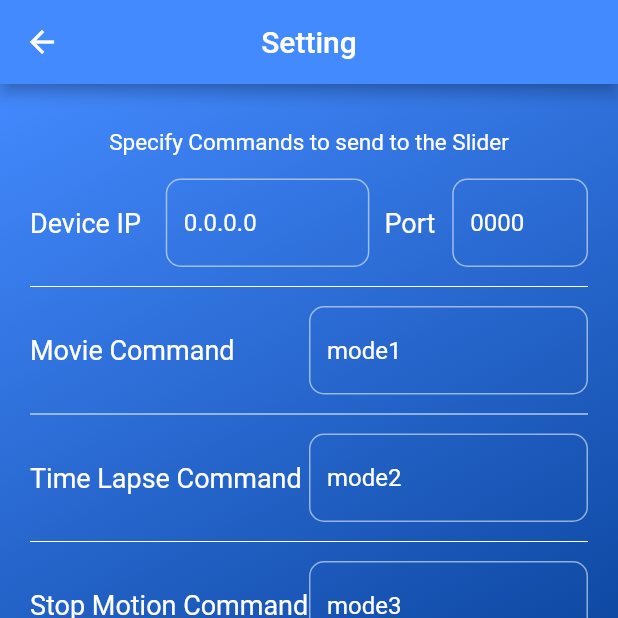
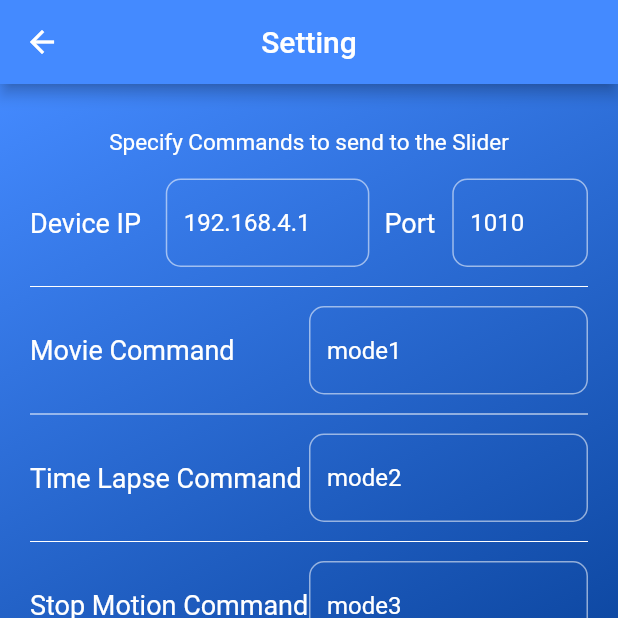
Before and after one commit to salehzarei/Micro-Controller, a Flutter app: the screen it shows after launch, after a tap on the "settings" icon, on a phone screen of 412 x 824 dp, the top half of it. Run offline on Flutter 3.47's test engine with Material 2 defaults, Android fonts, the light colour scheme and no system bars; our stand-ins replace flutter_masked_text, get, shared_preferences; missing offline and left inert: battery_indicator, xlive_switch.

Commit message:
تغییرات جذیذ

```diff
--- a/lib/dashboard.dart
+++ b/lib/dashboard.dart
@@ -1,3 +1,4 @@
+import 'package:battery_indicator/battery_indicator.dart';
 import 'package:flutter/material.dart';
 import 'package:get/get.dart';
 import 'package:omidsystem/getXController.dart';
@@ -19,7 +20,18 @@ class Dashboard extends StatelessWidget {
                         icon: Icon(Icons.settings, color: Colors.white),
                         onPressed: () => Get.to(SettingPage()))
                   ],
-                  leading: Icon(Icons.wifi)),
+                  leading: Padding(
+                    padding:
+                        const EdgeInsets.symmetric(vertical: 15, horizontal: 8),
+                    child: BatteryIndicator(
+                      mainColor: Colors.white,
+                      batteryFromPhone: false,
+                      showPercentNum: false,
+                      colorful: false,
+                      batteryLevel: x.batteryLevel.value,
+                      style: BatteryIndicatorStyle.values[1],
+                    ),
+                  )),
               body: Center(
                   child: Container(
                 padding: EdgeInsets.all(20),
@@ -96,7 +108,8 @@ class Dashboard extends StatelessWidget {
                                   style: TextStyle(
                                       color: Colors.white, fontSize: 12)),
                               InkWell(
-                                onTap: () => !x.movieBtnValue.value ? Get.dialog(Padding(
+                                onTap: () => x.timeLapsBtnValue.value
+                                    ? Get.dialog(Padding(
                                         padding: EdgeInsets.symmetric(
                                             horizontal: Get.width * 0.15,
                                             vertical: Get.height * 0.37),
@@ -110,7 +123,8 @@ class Dashboard extends StatelessWidget {
                                                     BorderRadius.circular(15)),
                                             child: Column(
                                               children: [
-                                          Text("Select the number of shots",
+                                                Text(
+                                                    "Select the number of shots",
                                                     style: TextStyle(
                                                         color: Colors.white,
                                                         fontSize: 18)),
@@ -122,33 +136,39 @@ class Dashboard extends StatelessWidget {
                                                   cursorColor: Colors.white,
                                                   textAlign: TextAlign.center,
                                                   maxLength: 4,
-                                            keyboardType: TextInputType.number,
+                                                  keyboardType:
+                                                      TextInputType.number,
                                                   style: TextStyle(
                                                       color: Colors.white,
                                                       fontSize: 45),
                                                   decoration: InputDecoration(
                                                     counterText: '',
-                                              focusedBorder: OutlineInputBorder(
+                                                    focusedBorder:
+                                                        OutlineInputBorder(
                                                       borderSide: BorderSide(
                                                         color: Colors.white,
                                                       ),
                                                       borderRadius:
-                                                    BorderRadius.circular(10.0),
+                                                          BorderRadius.circular(
+                                                              10.0),
                                                     ),
                                                     fillColor: Colors.white,
-                                              enabledBorder: OutlineInputBorder(
+                                                    enabledBorder:
+                                                        OutlineInputBorder(
                                                       borderSide: BorderSide(
                                                         color: Colors.white54,
                                                       ),
                                                       borderRadius:
-                                                    BorderRadius.circular(10.0),
+                                                          BorderRadius.circular(
+                                                              10.0),
                                                     ),
                                                     border: OutlineInputBorder(
                                                       borderSide: BorderSide(
                                                         color: Colors.white,
                                                       ),
                                                       borderRadius:
-                                                    BorderRadius.circular(10.0),
+                                                          BorderRadius.circular(
+                                                              10.0),
                                                     ),
                                                   ),
                                                 ),
@@ -156,7 +176,8 @@ class Dashboard extends StatelessWidget {
                                             ),
                                           ),
                                         ),
-                                )) : null,
+                                      ))
+                                    : null,
                                 child: Text(x.shoterCounter.text,
                                     style: TextStyle(
                                         color: x.movieBtnValue.value
@@ -169,12 +190,20 @@ class Dashboard extends StatelessWidget {
 
                           /// Shot
                           MaterialButton(
-                            color: Colors.green,
+                            color: x.stopMotionBtnValue.value
+                                ? Colors.green
+                                : Colors.grey,
                             shape: CircleBorder(),
-                            onPressed: ()=>x.sendShoot(),
+                            onPressed: () => x.stopMotionBtnValue.value
+                                ? x.sendShoot()
+                                : null,
                             child: Padding(
                                 padding: const EdgeInsets.all(15),
-                              child: Icon(Icons.camera_alt ,color: Colors.white ,size: 35,)
+                                child: Icon(
+                                  Icons.camera_alt,
+                                  color: Colors.white,
+                                  size: 35,
+                                )
                                 // Text(
                                 //   'Shoot',
                                 //   style: TextStyle(
@@ -187,7 +216,6 @@ class Dashboard extends StatelessWidget {
 
                           Column(
                             children: [
-
                               // Container(
                               //   margin: EdgeInsets.all(5),
                               //   width: 80,
@@ -198,7 +226,8 @@ class Dashboard extends StatelessWidget {
                                   style: TextStyle(
                                       color: Colors.white, fontSize: 12)),
                               InkWell(
-                                onTap: () => x.timeLapsBtnValue.value ? Get.dialog(Padding(
+                                onTap: () => x.timeLapsBtnValue.value
+                                    ? Get.dialog(Padding(
                                         padding: EdgeInsets.symmetric(
                                             horizontal: Get.width * 0.15,
                                             vertical: Get.height * 0.37),
@@ -224,33 +253,39 @@ class Dashboard extends StatelessWidget {
                                                   cursorColor: Colors.white,
                                                   textAlign: TextAlign.center,
                                                   maxLength: 5,
-                                            keyboardType: TextInputType.number,
+                                                  keyboardType:
+                                                      TextInputType.number,
                                                   style: TextStyle(
                                                       color: Colors.white,
                                                       fontSize: 45),
                                                   decoration: InputDecoration(
                                                     counterText: '',
-                                              focusedBorder: OutlineInputBorder(
+                                                    focusedBorder:
+                                                        OutlineInputBorder(
                                                       borderSide: BorderSide(
                                                         color: Colors.white,
                                                       ),
                                                       borderRadius:
-                                                    BorderRadius.circular(10.0),
+                                                          BorderRadius.circular(
+                                                              10.0),
                                                     ),
                                                     fillColor: Colors.white,
-                                              enabledBorder: OutlineInputBorder(
+                                                    enabledBorder:
+                                                        OutlineInputBorder(
                                                       borderSide: BorderSide(
                                                         color: Colors.white54,
                                                       ),
                                                       borderRadius:
-                                                    BorderRadius.circular(10.0),
+                                                          BorderRadius.circular(
+                                                              10.0),
                                                     ),
                                                     border: OutlineInputBorder(
                                                       borderSide: BorderSide(
                                                         color: Colors.white,
                                                       ),
                                                       borderRadius:
-                                                    BorderRadius.circular(10.0),
+                                                          BorderRadius.circular(
+                                                              10.0),
                                                     ),
                                                   ),
                                                 ),
@@ -258,7 +293,8 @@ class Dashboard extends StatelessWidget {
                                             ),
                                           ),
                                         ),
-                                )) : null,
+                                      ))
+                                    : null,
                                 child: Text(x.intervalTime(),
                                     style: TextStyle(
                                         color: x.timeLapsBtnValue.value
@@ -360,12 +396,15 @@ class Dashboard extends StatelessWidget {
                             ),
                           ),
                           child: Slider(
+                            onChanged: (v) {},
                             min: 0,
                             max: 14,
                             divisions: 10,
                             label: '${x.sliderSpeed().round()}',
                             value: x.sliderSpeed(),
-                              onChanged: (value) => x.changeSliderSpeed(value)),
+                            onChangeEnd: (value) => x.changeSliderSpeed(value),
+                            // onChanged: (value) => x.changeSliderSpeed(value)
+                          ),
                         ),
                       ],
                     ),
--- /dev/null
+++ b/lib/dataModel.dart
@@ -0,0 +1,44 @@
+class DataModel {
+  String mode;
+  String shot;
+  String m;
+  String e;
+  String dir;
+  String slid;
+  String st;
+  String batt;
+
+  DataModel(
+      {this.mode,
+      this.shot,
+      this.m,
+      this.e,
+      this.dir,
+      this.slid,
+      this.st,
+      this.batt});
+
+  DataModel.fromJson(Map<String, dynamic> json) {
+    mode = json['mode'];
+    shot = json['shot'];
+    m = json['m'];
+    e = json['e'];
+    dir = json['dir'];
+    slid = json['slid'];
+    st = json['st'];
+    batt = json['batt'];
+  }
+
+  Map<String, dynamic> toJson() {
+    final Map<String, dynamic> data = new Map<String, dynamic>();
+    data['mode'] = this.mode;
+    data['shot'] = this.shot;
+    data['m'] = this.m;
+    data['e'] = this.e;
+    data['dir'] = this.dir;
+    data['slid'] = this.slid;
+    data['st'] = this.st;
+    data['batt'] = this.batt;
+    return data;
+  }
+}
--- a/lib/getXController.dart
+++ b/lib/getXController.dart
@@ -4,13 +4,13 @@ import 'dart:async';
 import 'package:flutter/material.dart';
 import 'package:flutter_masked_text/flutter_masked_text.dart';
 import 'package:get/get.dart';
+import 'package:omidsystem/dataModel.dart';
 import 'package:shared_preferences/shared_preferences.dart';
-
 
 class SliderController extends GetxController {
   final settings = <String>[].obs;
-  final deviceIp = '0.0.0.0'.obs;
-  final deviceport = '0000'.obs;
+  final deviceIp = '192.168.4.1'.obs;
+  final deviceport = 1010.obs;
   final movieCommand = 'mode1'.obs;
   final timeLapseCommand = 'mode2'.obs;
   final stopMotionCommand = 'mode3'.obs;
@@ -29,51 +29,98 @@ class SliderController extends GetxController {
   final shoterCount = '0000'.obs;
   final intervalTime = '00:00'.obs;
   final projectStatus = false.obs;
+  final batteryLevel = 70.obs;
+
   final TextEditingController shoterCounter = TextEditingController();
   final MaskedTextController intervalCounter =
       MaskedTextController(mask: '00:00');
+  final reciveData = ''.obs;
+  var deviceData = DataModel().obs;
 
   Socket _socket;
-
-  // TcpSocketConnection socketConnection =
-  //     TcpSocketConnection("192.168.43.91", 58459);
 
   @override
   void onInit() {
     connectToDevice();
     loadSettingData();
-    shoterCounter.text = shoterCount();
-    intervalCounter.text = intervalTime();
     super.onInit();
   }
 
   void connectToDevice() async {
-    try {
-      _socket = await Socket.connect('192.168.43.91', 58459);
-      print(_socket.address);
-      // listen to the received data event stream
-      _socket.listen((List<int> event) {
-        print("Recive Data : " + utf8.decode(event));
-      });
-      print(_socket.isEmpty);
-     } catch (e) {
-      print(e.printError());
-      Get.snackbar('Connection Faild', 'plase Chack IP and Port for connection');
-    }
+    Socket.connect(deviceIp.value, deviceport.value).then((soket) {
+      _socket = soket;
+      Get.snackbar("Connected",
+          "Device Connected to ${deviceIp.value}:${deviceport.value.toString()}");
 
+      _socket.listen(
+        (onData) {
+          //  print("Recives : " + String.fromCharCodes(onData).trim());
+          // items.insert(
+          //   0,
+          // MessageItem(_socket.remoteAddress.address,
+          //     String.fromCharCodes(onData).trim())
+          // String.fromCharCodes(onData).trim());
+          reciveData(String.fromCharCodes(onData).trim());
+          deviceData(DataModel.fromJson(json.decode(reciveData.value)));
+          //  );
+
+          update();
+        },
+        //  onDone: () => onDone,
+//onError: () => onError,
+      );
+    }).catchError((e) {
+      Get.snackbar('Connection Faild', e.toString());
+      print(e);
+    });
+
+//     try {
+
+//       // _socket.listen((List<int> event) {
+//       //    print(event.length);
+//       //   Map data = json.decode(utf8.decode(event));
+//       //   print("Recive Data :" + utf8.decode(event));
+//       //  print("Data is :" + data.toString());
+//       // reciveData(utf8.decode(event));
   }
 
-  void sendDirection() async {
-      // send hello
-      _socket.add(utf8.encode('dir'));
+  void disconnectFromServer() {
+    print("disconnectFromServer");
 
-      // wait 5 seconds
-      // await Future.delayed(Duration(seconds: 5));
-      // _socket.close();
+    _socket.close();
+
+    _socket = null;
+    update();
   }
 
-  void sendShoot(){
-     _socket.add(utf8.encode('Shoot'));
+  void onDone() {
+    Get.snackbar("Terminate", "Connection has terminated.");
+    disconnectFromServer();
+  }
+
+  void onError(e) {
+    print("onError: $e");
+    Get.snackbar("Error", e.toString());
+    disconnectFromServer();
+  }
+
+  Future sendDirection() async {
+    print("sned Direction Request");
+    _socket.add(utf8.encode('direction'));
+    // await Future.delayed(Duration(seconds: 5));
+    print("reciveData is :" + deviceData.value.dir);
+    if (deviceData.value.dir == '2') {
+      sliderDirection(true);
+    } else if (deviceData.value.dir == '1') {
+      sliderDirection(false);
+    } else {
+      print(deviceData.value.dir);
+    }
+    update();
+  }
+
+  Future sendShoot() async {
+    _socket.add(utf8.encode('shot'));
   }
 
   void loadSettingData() async {
@@ -82,17 +129,24 @@ class SliderController extends GetxController {
 
     if (myStringList.isNotEmpty) {
       deviceIp(myStringList[0]);
-      deviceport(myStringList[1]);
+      deviceport(int.parse(myStringList[1]));
       movieCommand(myStringList[2]);
       timeLapseCommand(myStringList[3]);
       stopMotionCommand(myStringList[4]);
     }
 
     ipAddress.text = deviceIp.value;
-    port.text = deviceport.value;
+    port.text = deviceport.value.toString();
     moviec.text = movieCommand.value;
     timel.text = timeLapseCommand.value;
     stopm.text = stopMotionCommand.value;
+
+    if (deviceData.value.st == '1') {
+      projectStatus(false);
+    } else
+      projectStatus(true);
+    print("Updated");
+    // sliderSpeed(double.parse(deviceData.value.slid));
     update();
   }
 
@@ -103,8 +157,9 @@ class SliderController extends GetxController {
     await prefs.setStringList('setting', settings());
   }
 
-
-  void changeSliderSpeed(speed) {
+  Future changeSliderSpeed(speed) async {
+    print("Sended Speed :" + sliderSpeed.value.round().toString());
+    _socket.add(utf8.encode('\$${sliderSpeed.value.round()}'));
     sliderSpeed(speed);
     update();
   }
@@ -121,25 +176,26 @@ class SliderController extends GetxController {
     Get.back();
   }
 
-  void startStop() {
-    projectStatus.toggle();
-    // sendMess('Test Message');
-    connectToDevice();
+  Future startStop() async {
+    _socket.add(utf8.encode('start'));
+    await Future.delayed(Duration(milliseconds: 300));
+    print(deviceData.value.st);
+    if (deviceData.value.st == '1') {
+      projectStatus(false);
+    } else if (deviceData.value.st == '0') {
+      projectStatus(true);
+    } else {
+      print("Noting");
+    }
     update();
   }
 
-  void messageReceived(String msg) {
-    print(msg);
-
-    // socketConnection.sendMessage("MessageIsReceived :D");
-    //  update();
-  }
-
-  void changeMovieBtnValue(bool value) {
+  Future changeMovieBtnValue(bool value) async {
     movieBtnValue(value);
     if (value) {
       timeLapsBtnValue(false);
       stopMotionBtnValue(false);
+      _socket.add(utf8.encode('MODE1'));
     }
     update();
   }
@@ -149,6 +205,7 @@ class SliderController extends GetxController {
     if (value) {
       movieBtnValue(false);
       stopMotionBtnValue(false);
+      _socket.add(utf8.encode('MODE2'));
     }
     update();
   }
@@ -158,22 +215,8 @@ class SliderController extends GetxController {
     if (value) {
       timeLapsBtnValue(false);
       movieBtnValue(false);
+      _socket.add(utf8.encode('MODE3'));
     }
     update();
   }
-
-  // void startConnection() async {
-  //   // await socketConnection.connect(120000, "%", messageReceived);
-  //   await socketConnection.simpleConnect(12000, messageReceived);
-  //   socketConnection.sendMessage("Omiad Tala");
-  // }
-
-  // void sendMess(String command) async {
-  //   await socketConnection.connect(5000, '', messageReceived );
-  //   socketConnection.sendMessage(command);
-  //   // socketConnection.connectWithCommand(5000, "", command, messageReceived);
-  //   print("Send Message");
-  //   socketConnection.disconnect();
-  //   print(socketConnection.isConnected());
-  // }
 }
--- a/pubspec.yaml
+++ b/pubspec.yaml
@@ -32,6 +32,7 @@ dependencies:
   get: ^3.24.0
   shared_preferences: ^0.5.12+4
   flutter_masked_text: ^0.8.0
+  battery_indicator: ^0.0.6
 
 dev_dependencies:
   flutter_test:
```
Also changed, not shown: pubspec.lock. Lines whose indentation alone changed are shown as unchanged.
